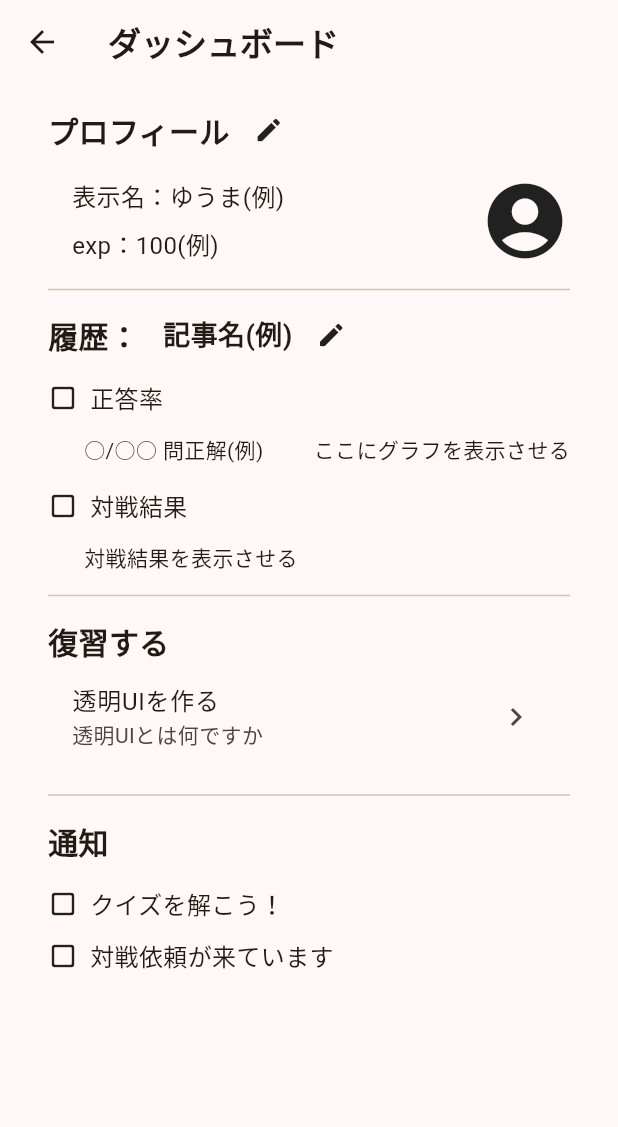
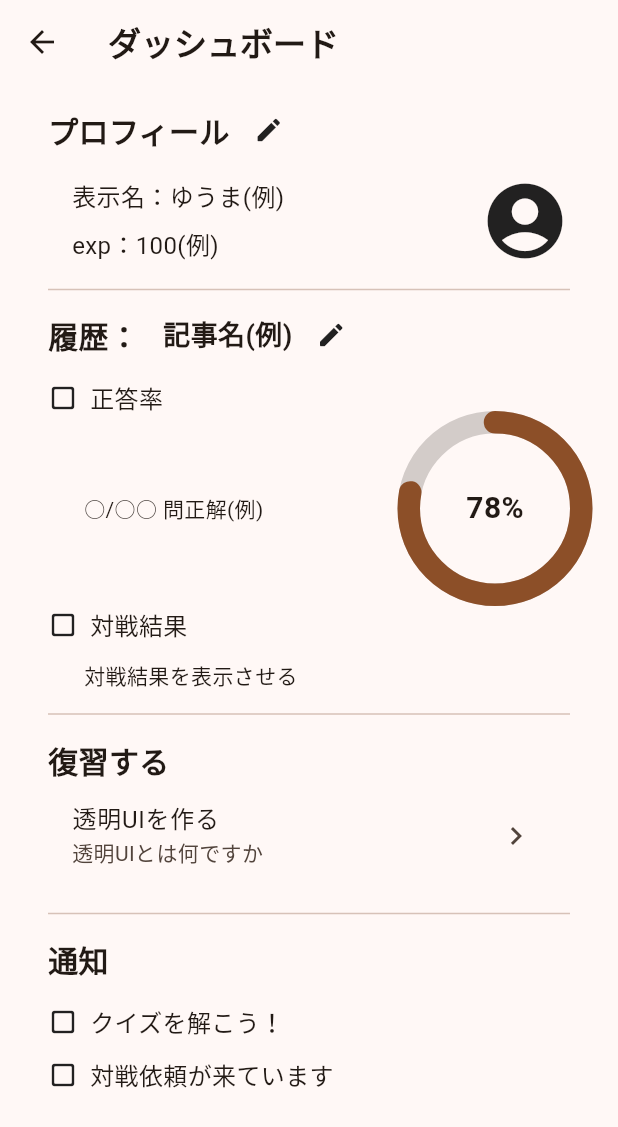
Before and after one commit to code-syncers/quiz-shower, a Flutter app: the DashboardScreen screen opened directly, on a phone screen of 412 x 824 dp. Shown: the top 1127 px of the screen. Run offline on Flutter 3.47's test engine with Material 2 defaults, Android fonts, the phone set to English and light mode, and no system bars; our stand-ins replace cloud_firestore, cloud_functions, firebase_auth, firebase_core, flutter_hooks, freezed_annotation and 1 more; missing offline and left inert: firebase_ui_auth, firebase_ui_localizations; accounts and stored records are empty.

Commit message:
feat: グラフを追加

```diff
--- a/lib/ui/screen/dashboard_screen.dart
+++ b/lib/ui/screen/dashboard_screen.dart
@@ -79,10 +79,10 @@ class DashboardScreen extends StatelessWidget {
                   ),
                 ],
               ),
-              const Column(
+              Column(
                 children: [
-                  SizedBox(height: 16),
-                  Row(
+                  const SizedBox(height: 16),
+                  const Row(
                     children: [
                       Icon(
                         Icons.check_box_outline_blank_rounded,
@@ -95,17 +95,45 @@ class DashboardScreen extends StatelessWidget {
                       ),
                     ],
                   ),
-                  SizedBox(height: 12),
+                  const SizedBox(height: 12),
                   Row(
+                    crossAxisAlignment: CrossAxisAlignment.center,
+                    mainAxisAlignment: MainAxisAlignment.center,
                     children: [
-                      SizedBox(width: 24),
-                      Text('○/○○ 問正解(例)'),
-                      Spacer(),
-                      Text('ここにグラフを表示させる'),
+                      const SizedBox(width: 24),
+                      const Text('○/○○ 問正解(例)'),
+                      const Spacer(),
+                      Stack(
+                        alignment: AlignmentDirectional.center,
+                        children: <Widget>[
+                          SizedBox(
+                            width: 100,
+                            height: 100,
+                            child: CircularProgressIndicator(
+                              strokeWidth: 15,
+                              strokeAlign: BorderSide.strokeAlignOutside,
+                              value: 0.78, //ここを正答率に変更する
+                              color: Theme.of(context).colorScheme.primary,
+                              backgroundColor: Theme.of(context)
+                                  .colorScheme
+                                  .onBackground
+                                  .withOpacity(0.2),
+                              strokeCap: StrokeCap.round,
+                            ),
+                          ),
+                          const Text(
+                            '78%', //ここを正答率に変更する
+                            style: TextStyle(
+                              fontSize: 20,
+                              fontWeight: FontWeight.bold,
+                            ),
+                          ),
+                        ],
+                      ),
                     ],
                   ),
-                  SizedBox(height: 16),
-                  Row(
+                  const SizedBox(height: 16),
+                  const Row(
                     children: [
                       Icon(
                         Icons.check_box_outline_blank_rounded,
@@ -118,8 +146,8 @@ class DashboardScreen extends StatelessWidget {
                       ),
                     ],
                   ),
-                  SizedBox(height: 12),
-                  Row(
+                  const SizedBox(height: 12),
+                  const Row(
                     children: [
                       SizedBox(width: 24),
                       Text('対戦結果を表示させる'),
```
